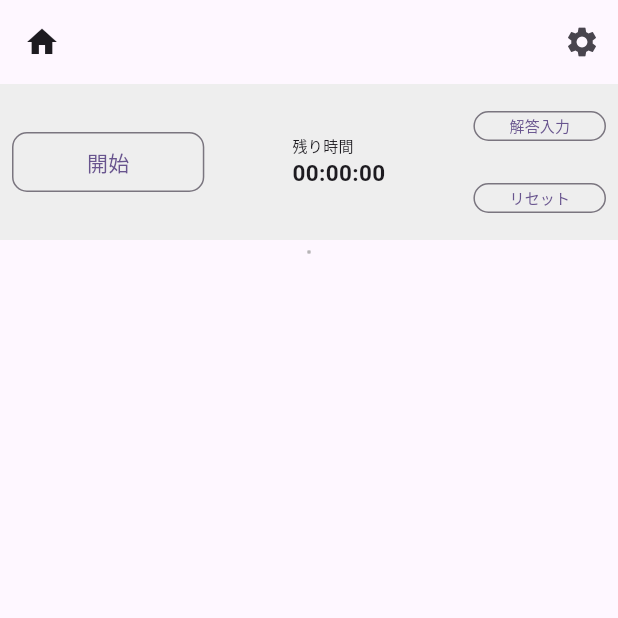
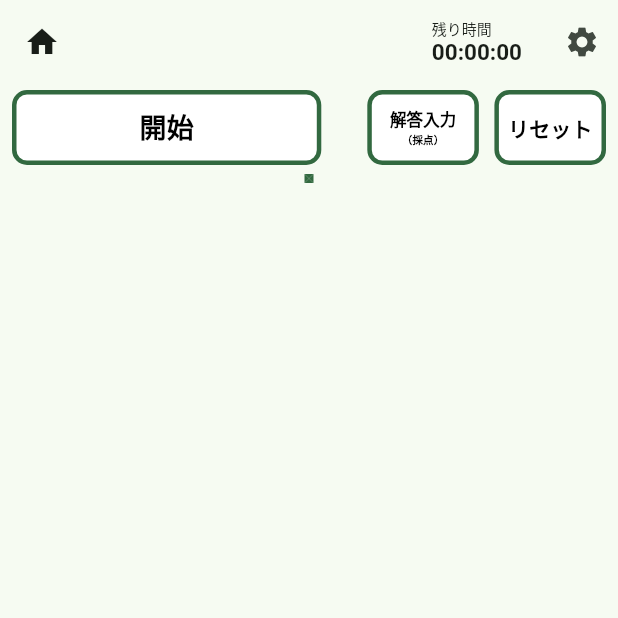
Before and after one commit to Teepen-kun/MarkSheetsFlutter, a Flutter app: the Marksheet screen opened directly with empty values, on a phone screen of 412 x 824 dp, the top half of it. Run offline on Flutter 3.47's test engine with Material 3 defaults, Android fonts, the phone set to English and light mode, and no system bars; our stand-ins replace google_fonts, numberpicker, sqflite; accounts and stored records are empty; Roboto replaces fonts that are missing (MPlusRounded).

Commit message:
UI修正

```diff
--- a/marksheets/lib/MarkSheet.dart
+++ b/marksheets/lib/MarkSheet.dart
@@ -156,7 +156,7 @@ class _Marksheet extends State<Marksheet> {
   Widget buildMarkBox(int indexCellRow) {
   return Wrap(
     spacing: 4.0,
-    runSpacing: 4.0,
+    runSpacing: 2.0,
     alignment: WrapAlignment.center,
     children: List.generate(widget.marks.length, (index) {
       String mark = widget.marks[index]; //タップしたマーク
@@ -220,21 +220,21 @@ class _Marksheet extends State<Marksheet> {
           }
         },
         child: Container(
-          width: 30,
-          height: 30,
+          width: 32,
+          height: 32,
           decoration: BoxDecoration(
             shape: BoxShape.circle,
             border: Border.all(
               color: borderColor,
-              width: isScoringMode && (borderColor != Colors.black38) ? 3.0 : 1.0,
+              width: isScoringMode && (borderColor != Colors.black38) ? 3.0 : 1.5,
               ),
             ),
           child: CircleAvatar(
-            radius: 14,
+            radius: 16,
             backgroundColor: markColors[indexCellRow][index] ?  Colors.black45 : Colors.white,
             child: Text(
               '${widget.marks[index]}',
-              style: const TextStyle(fontSize: 15, color: Colors.black87),
+              style: const TextStyle(fontSize: 15, color: Colors.black87,fontWeight: FontWeight.bold),
             ),
           ),
         ),
@@ -268,7 +268,7 @@ class _Marksheet extends State<Marksheet> {
       child: Center(
         child: Text(
           '${index + 1}',
-          style: const TextStyle(fontSize: 14, color: Colors.black),
+          style: const TextStyle(fontSize: 12, color: Colors.black,fontWeight: FontWeight.bold,),
         ),
       ),
     );
@@ -405,22 +405,118 @@ Widget buildControlButtons() {
   return Padding(
     padding: const EdgeInsets.symmetric(horizontal: 8.0),
     child: Row(
-      mainAxisAlignment: MainAxisAlignment.spaceBetween, // 左右に配置
+      mainAxisAlignment: MainAxisAlignment.spaceBetween,
       crossAxisAlignment: CrossAxisAlignment.center,
       children: [
         // 開始/停止
         OutlinedButton(
           onPressed: toggleTimer,
+
           style: ElevatedButton.styleFrom(
-            padding: const EdgeInsets.symmetric(horizontal: 50, vertical: 10),
+            padding: const EdgeInsets.symmetric(horizontal: 85, vertical: 12),
+            backgroundColor: Colors.white,
             shape: RoundedRectangleBorder(
               borderRadius: BorderRadius.circular(10),
             ),
+            side: BorderSide(
+              color: Theme.of(context).colorScheme.primary,
+              width: 3
               ),
-          child: Text(isCountingDown ? "停止" : (hasStarted ? "再開" : "開始")),
+          ),
+          child: Text(isCountingDown ? "停止" : (hasStarted ? "再開" : "開始"),style: TextStyle( fontSize: 18, fontWeight: FontWeight.bold, color: Colors.black),),
 
         ),
 
+        const SizedBox(width: 10),
+
+            //解答入力
+        OutlinedButton(
+              onPressed: startScoring,
+
+              style: ElevatedButton.styleFrom(
+                backgroundColor: Colors.white,
+                padding: const EdgeInsets.symmetric(horizontal: 15, vertical: 12),
+                shape: RoundedRectangleBorder(
+                  borderRadius: BorderRadius.circular(10),
+              ),
+              side: BorderSide(
+                width: 3,
+                color: Theme.of(context).colorScheme.primary,),
+              ),
+              child: isScoringMode ?
+                Text( "完了",style: TextStyle(fontSize: 18, fontWeight: FontWeight.bold, color: Colors.black)) :
+                Text.rich(
+                  TextSpan(
+                    children: [
+                      TextSpan(
+                        text: "解答入力\n",
+                        style: const TextStyle(
+                          fontSize: 11,
+                          fontWeight: FontWeight.bold,
+                          color: Colors.black,
+                        ),
+                      ),
+                      TextSpan(
+                        text: "（採点）",
+                        style: const TextStyle(
+                          fontSize: 7,
+                          fontWeight: FontWeight.bold,
+                          color: Colors.black,
+                          ),
+                        ),
+                      ],
+                    ),
+                    textAlign: TextAlign.center, // テキストを中央揃え
+                  ),
+            ),
+        OutlinedButton(
+              onPressed: resetTimer,
+              style:ElevatedButton.styleFrom(
+                backgroundColor: Colors.white,
+                padding: const EdgeInsets.symmetric(horizontal: 9, vertical: 15),
+                shape: RoundedRectangleBorder(
+                  borderRadius: BorderRadius.circular(10),
+                ),
+                side: BorderSide(
+                  width: 3,
+                  color: Theme.of(context).colorScheme.primary,
+                  ),
+              ),
+              child: const Text("リセット" ,style: TextStyle(fontSize: 14, fontWeight: FontWeight.bold,color: Colors.black),),
+            )
+
+
+      ],
+    ),
+  );
+}
+
+
+
+  @override
+  Widget build(BuildContext context) {
+    // 正解数の計算
+    int correctCount = questionResults.where((result) => result).length;
+
+    return Scaffold(
+      appBar: AppBar(
+        title:
+            Row(
+              mainAxisAlignment: MainAxisAlignment.spaceBetween,
+              children: [
+
+                Container(
+                  width: 180,
+                  child: SingleChildScrollView(
+                    scrollDirection: Axis.horizontal,
+                    child: Text(widget.title,
+                    style: TextStyle(fontSize: 20, fontWeight: FontWeight.bold),
+                    overflow: TextOverflow.visible,
+                    maxLines: 1,
+                    ),
+                  ),
+                ),
+                const SizedBox(width: 20),
                  //残り時間
               Column(
           crossAxisAlignment: CrossAxisAlignment.start,
@@ -436,53 +532,8 @@ Widget buildControlButtons() {
             ),
           ],
         ),
-        Column(
-          children: [
-            //解答入力
-            OutlinedButton(
-                  onPressed: startScoring,
-                  style: OutlinedButton.styleFrom(
-                    minimumSize: const Size(80, 20), // ボタンを小さめに
-                    //padding: const EdgeInsets.symmetric(horizontal: 8),
-                  ),
-                  child: Text(isScoringMode ? "入力完了" : "解答入力",style: const TextStyle(fontSize: 10)),
-                ),
-            OutlinedButton(
-              onPressed: resetTimer,
-              style: OutlinedButton.styleFrom(
-                minimumSize: const Size(80, 20),
-                //padding: const EdgeInsets.symmetric(horizontal: 8),
-              ),
-              child: const Text("リセット" ,style: const TextStyle(fontSize: 10),),
-            )
                     ],
                   ),
-
-      ],
-    ),
-  );
-}
-
-
-
-
-
-
-
-
-
-
-
-
-  @override
-  Widget build(BuildContext context) {
-    // 正解数の計算
-    int correctCount = questionResults.where((result) => result).length;
-
-    return Scaffold(
-      appBar: AppBar(
-        title:
-            Text(widget.title),
                   leading: IconButton(
                   icon: Icon(Icons.home),
                   onPressed: () {
@@ -535,7 +586,6 @@ Widget buildControlButtons() {
           children: [
             // タイマーを等を配置する部分
             Container(
-              color: Colors.grey[200], // タイマー部分に背景色を付ける
               padding: const EdgeInsets.symmetric(vertical: 4.0),
               child: buildControlButtons()
             ),
@@ -543,24 +593,34 @@ Widget buildControlButtons() {
               child: SingleChildScrollView(
               scrollDirection: Axis.vertical,
               child: Padding(
-                padding: const EdgeInsets.all(8.0),
+                padding: const EdgeInsets.all(5.0),
                 child: Table(
-                  border: TableBorder.all(color: Colors.grey),
+                  border: TableBorder(
+                    horizontalInside: BorderSide(color: Colors.grey, width: 2.0),
+                    verticalInside: BorderSide(color: Colors.grey, width: 2),
+                    top: BorderSide(color: Theme.of(context).colorScheme.primary, width: 3),
+                    bottom: BorderSide(color: Theme.of(context).colorScheme.primary, width: 3),
+                    left: BorderSide(color: Theme.of(context).colorScheme.primary, width: 3),
+                    right: BorderSide(color: Theme.of(context).colorScheme.primary, width: 3),
+                  ),
                   columnWidths: const{
                     0: FixedColumnWidth(30)
                   },
                   children: List.generate(widget.numCellRows, (index) {
                     final Color rowColor = (index % 2 == 0) ? Colors.grey[200]! : Colors.white; //行ごとに少し色変える
                     return TableRow(
+
                       decoration: BoxDecoration(
                         color: rowColor,
+
                         //border: Border.all(width: 0.1, color: Colors.yellow),
                       ),
                       children: [
                         // 左側の行番号
                         TableCell(
                           verticalAlignment: TableCellVerticalAlignment.fill, // 行全体の高さに合わせる
-                          child: buildQuestionNumber(index)
+                          child: buildQuestionNumber(index),
+
                           ),
                         // マークが並んだセル
                         TableCell(
@@ -583,7 +643,7 @@ Widget buildControlButtons() {
         // 点数表示用のContainer
         if (isScoringMode)
           Container(
-            color: Colors.blueAccent,
+            color: Theme.of(context).colorScheme.primary,
             padding: const EdgeInsets.symmetric(vertical: 12.0, horizontal: 16.0),
             child: Row(
               mainAxisAlignment: MainAxisAlignment.spaceBetween,
--- a/marksheets/lib/main.dart
+++ b/marksheets/lib/main.dart
@@ -50,7 +50,7 @@ class MyApp extends StatelessWidget {
       title: 'MarkSheetsApp',
       theme: ThemeData(
         fontFamily: 'MPlusRounded',
-        colorScheme: ColorScheme.fromSeed(seedColor: Colors.deepPurple),
+        colorScheme: ColorScheme.fromSeed(seedColor: Colors.green.shade100),
         useMaterial3: true,
       ),
       home: HomeScreen(), //DebugScreen()
```
Also changed, not shown: marksheets/lib/HomePage.dart (+15 -5 lines), marksheets/lib/HomeScreen.dart (+10 -1 lines). Lines whose indentation alone changed are shown as unchanged.
